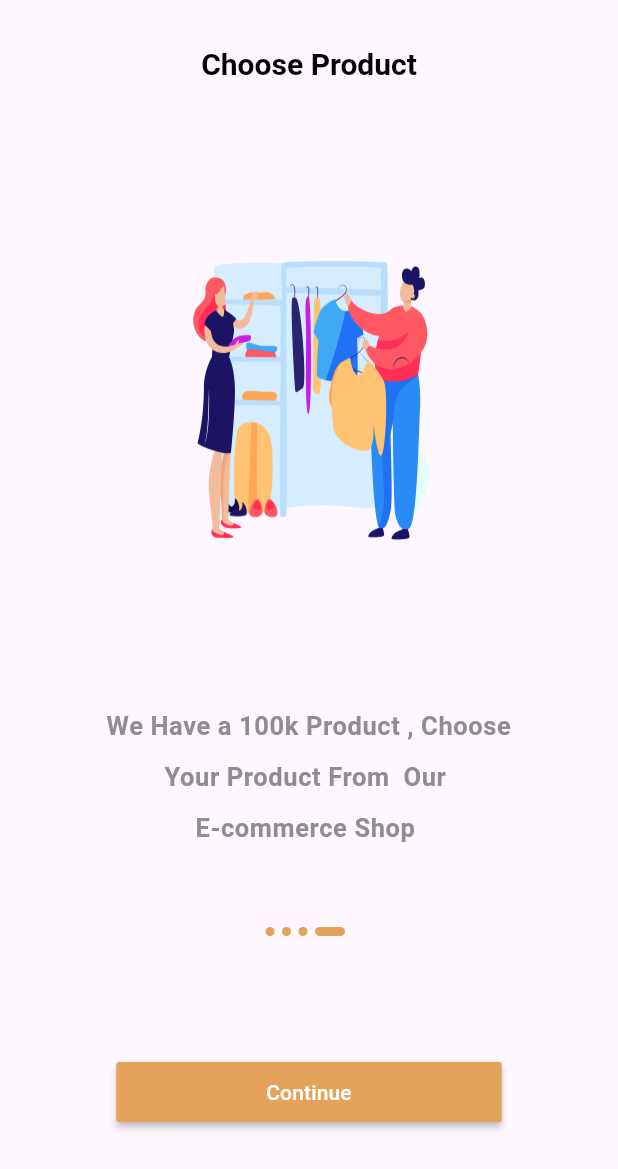
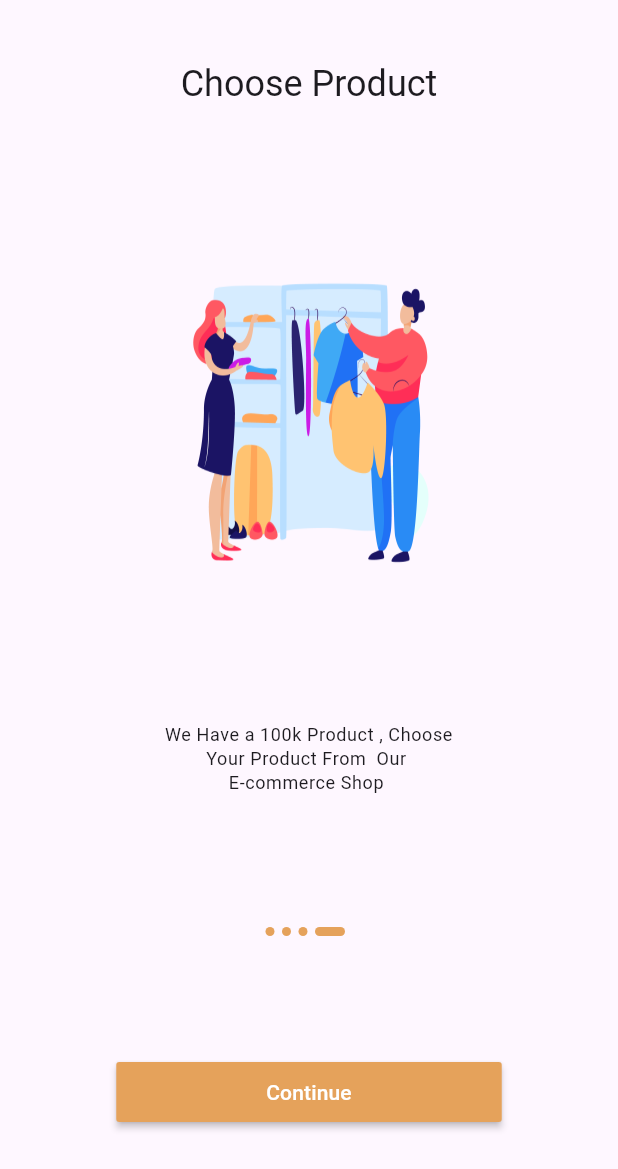
Before and after one commit to AK2000YY/store, a Flutter app: the screen it shows after launch, after a tap on "Arabic", on a phone screen of 412 x 824 dp. Shown: the top 1169 px of the screen. Run offline on Flutter 3.47's test engine with Material 3 defaults, Android fonts, the light colour scheme and no system bars; our stand-ins replace get, shared_preferences.

```diff
--- a/lib/controller/on_boarding_controller.dart
+++ b/lib/controller/on_boarding_controller.dart
@@ -16,7 +16,7 @@ class OnBoardingControllerImp extends OnBoardingController {
   @override
   next() {
     currentPage++;
-    if(currentPage < onBoardingList.length-1) {
+    if(currentPage < onBoardingList.length) {
       pageController.animateToPage(currentPage, duration: const Duration(milliseconds: 600), curve: Curves.easeInOut);
     } else {
       Get.offAllNamed(AppRoutes.login);
--- a/lib/main.dart
+++ b/lib/main.dart
@@ -27,22 +27,22 @@ class MyApp extends StatelessWidget {
       title: 'Flutter Demo',
       theme: ThemeData(
         textTheme: const TextTheme(
-          headlineSmall: TextStyle(
-              fontWeight: FontWeight.bold,
-              fontSize: 20 ,
-              color: AppColor.black
-          ),
-          headlineMedium: TextStyle(
-                fontWeight: FontWeight.bold,
-                fontSize: 26 ,
-                color: AppColor.black
-            ),
-          bodySmall: TextStyle(
-              height: 2,
-              color: AppColor.grey,
-              fontWeight: FontWeight.bold,
-              fontSize: 17
-          )
+          // headlineSmall: TextStyle(
+          //     fontWeight: FontWeight.bold,
+          //     fontSize: 20 ,
+          //     color: AppColor.black
+          // ),
+          // headlineMedium: TextStyle(
+          //       fontWeight: FontWeight.bold,
+          //       fontSize: 26 ,
+          //       color: AppColor.black
+          //   ),
+          // bodySmall: TextStyle(
+          //     height: 2,
+          //     color: AppColor.grey,
+          //     fontWeight: FontWeight.bold,
+          //     fontSize: 17
+          // )
         ),
         colorScheme: ColorScheme.fromSeed(seedColor: Colors.deepPurple),
         useMaterial3: true,
--- /dev/null
+++ b/lib/view/widget/auth/custom_button.dart
@@ -0,0 +1,26 @@
+import 'package:flutter/material.dart';
+
+import '../../../core/constant/color.dart';
+
+class CustomButton extends StatelessWidget {
+
+  final String text;
+  final void Function()? onPressed;
+
+  const CustomButton({super.key, this.onPressed, required this.text});
+
+  @override
+  Widget build(BuildContext context) {
+    return SizedBox(
+      width: double.infinity,
+      child: MaterialButton(
+        shape: RoundedRectangleBorder(borderRadius: BorderRadius.circular(20)),
+        padding:const EdgeInsets.symmetric(vertical: 13),
+        onPressed: onPressed,
+        color: AppColor.primaryColor,
+        textColor: Colors.white,
+        child: Text(text , style:const TextStyle(fontWeight: FontWeight.bold , fontSize: 16)),
+      ),
+    );
+  }
+}
--- a/lib/view/widget/on_boarding/custom_slider.dart
+++ b/lib/view/widget/on_boarding/custom_slider.dart
@@ -18,7 +18,7 @@ class CustomSlider extends GetView<OnBoardingControllerImp> {
         itemBuilder: (context, i) => Column(
           children: [
             Padding(
-              padding: const EdgeInsets.only(top: 30, bottom: 80),
+              padding: const EdgeInsets.only(top: 40, bottom: 80),
               child: Text(
                   onBoardingList[i].title!,
                   style: Theme.of(context).textTheme.headlineSmall
```
Also changed, not shown: lib/view/screen/auth/login.dart (+54 -2 lines), lib/view/widget/auth/custom_body_text.dart (added, +22 -0 lines), lib/view/widget/auth/custom_text_form.dart (added, +42 -0 lines), lib/view/screen/auth/signup.dart (added).
